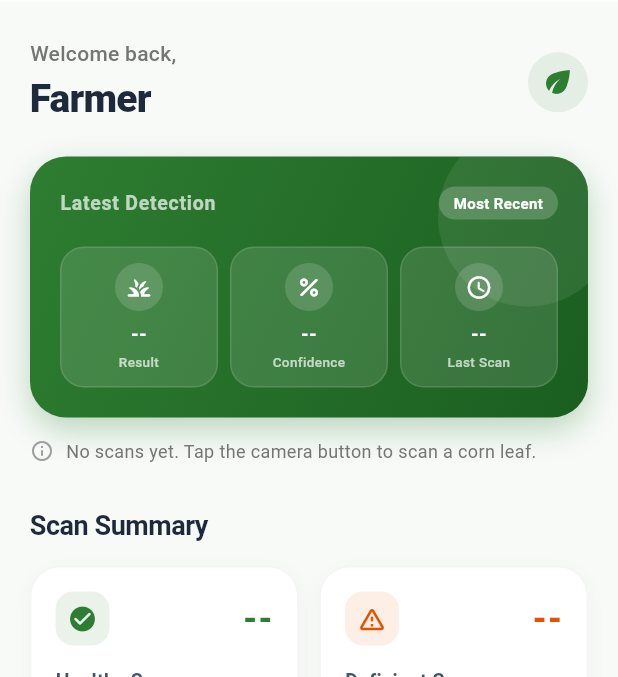
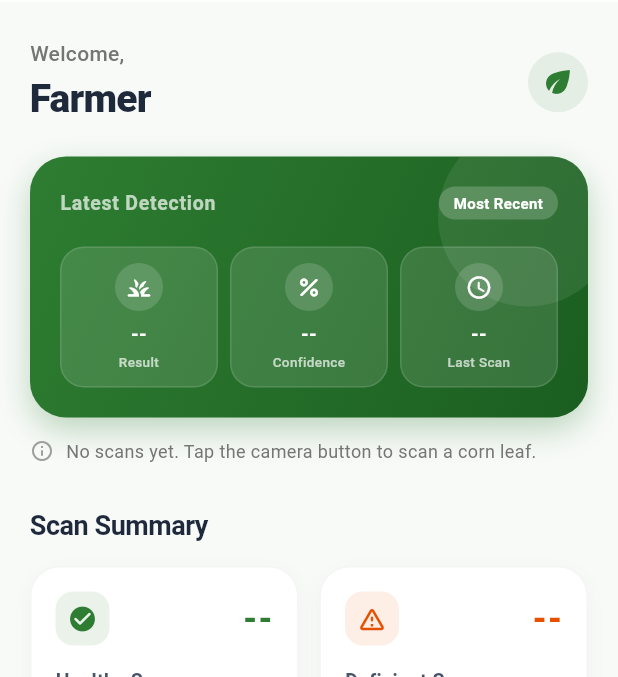
Before and after one commit to dunkinnn/corndetector, a Flutter app: the HomeScreen screen opened directly, on a phone screen of 412 x 824 dp, the part 103-780 px from its top. Run offline on Flutter 3.47's test engine with Material 3 defaults, Android fonts, the phone set to English and light mode, and no system bars; our stand-ins replace camera, flutter_secure_storage, image_picker, shared_preferences, supabase_flutter; accounts and stored records are empty.

Commit message:
Update: Simplify welcome message on Home Screen

```diff
--- a/lib/screens/home_screen.dart
+++ b/lib/screens/home_screen.dart
@@ -100,7 +100,7 @@ class _HomeScreenState extends State<HomeScreen> {
                   crossAxisAlignment: CrossAxisAlignment.start,
                   children: [
                     Text(
-                      'Welcome back,',
+                      'Welcome,',
                       style: TextStyle(
                         fontSize: 14,
                         fontWeight: FontWeight.w500,
```
